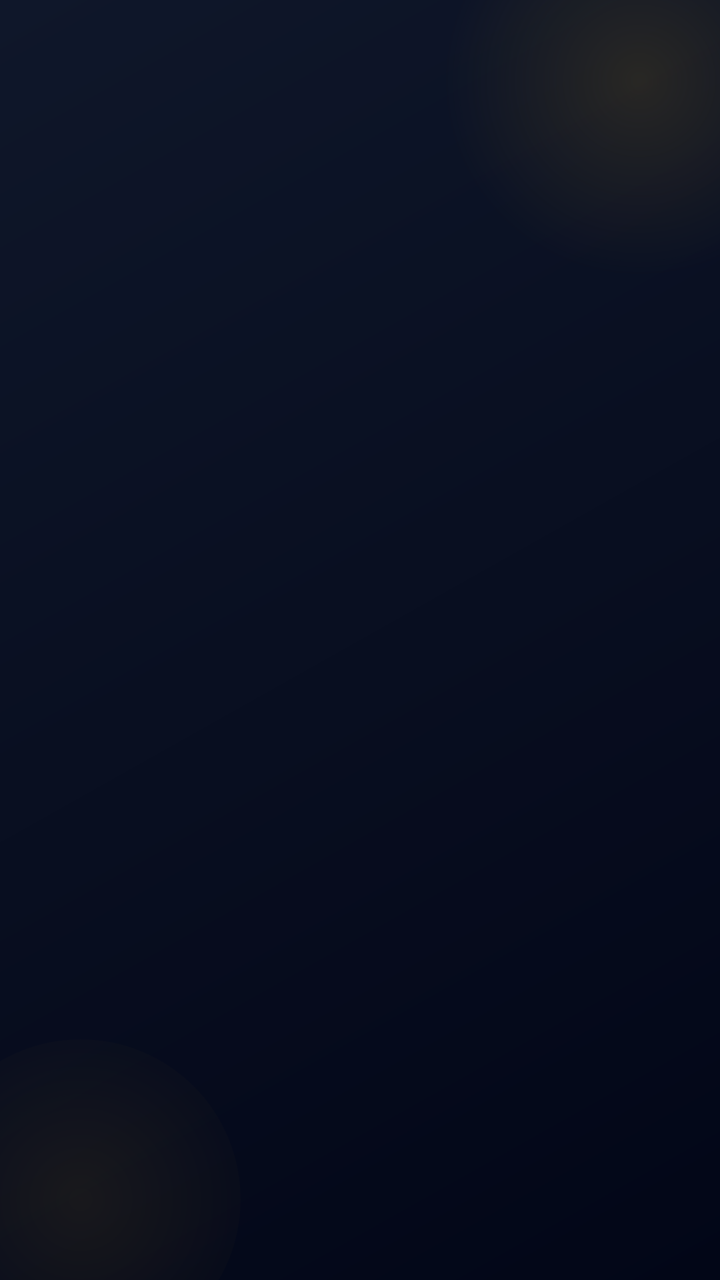
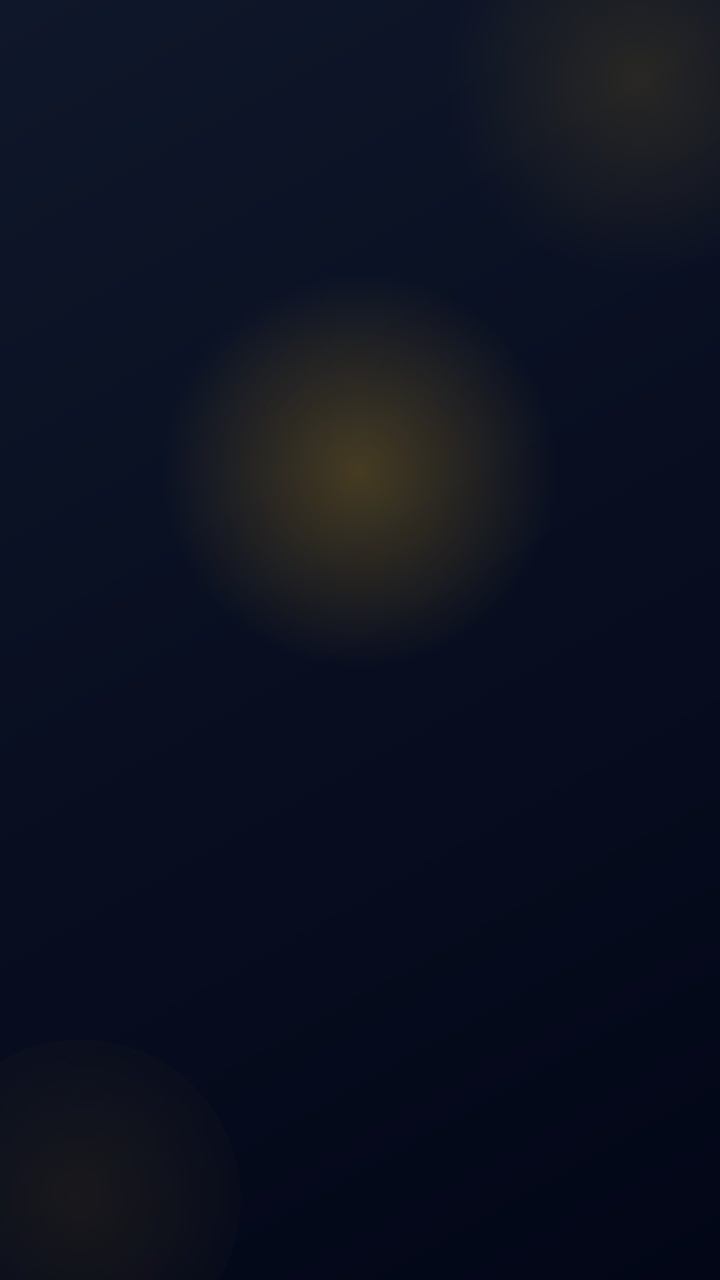

Compare the two renders of this Android layout. The source of the first and the diff that turns it into the second are given below.
<!-- AndroidManifest.xml: activity theme Theme.DailyInvoicer.Splash -->
<!-- res/layout/activity_splash.xml -->
<?xml version="1.0" encoding="utf-8"?>
<RelativeLayout xmlns:android="http://schemas.android.com/apk/res/android"
    android:layout_width="match_parent"
    android:layout_height="match_parent"
    android:background="@drawable/splash_bg_gradient">

    
    <View
        android:layout_width="200dp"
        android:layout_height="200dp"
        android:layout_alignParentEnd="true"
        android:layout_alignParentTop="true"
        android:layout_marginTop="-60dp"
        android:layout_marginEnd="-60dp"
        android:background="@drawable/splash_glow_circle"
        android:alpha="0.12" />

    
    <View
        android:layout_width="160dp"
        android:layout_height="160dp"
        android:layout_alignParentStart="true"
        android:layout_alignParentBottom="true"
        android:layout_marginBottom="-40dp"
        android:layout_marginStart="-40dp"
        android:background="@drawable/splash_glow_circle"
        android:alpha="0.08" />

    
    <LinearLayout
        android:id="@+id/layout_center_content"
        android:layout_width="wrap_content"
        android:layout_height="wrap_content"
        android:layout_centerInParent="true"
        android:gravity="center"
        android:orientation="vertical"
        android:padding="32dp">

        
        <ImageView
            android:id="@+id/img_splash_logo"
            android:layout_width="240dp"
            android:layout_height="240dp"
            android:contentDescription="@string/app_name"
            android:src="@drawable/ic_logo_vector"
            android:alpha="0" />

        
        <TextView
            android:id="@+id/tv_splash_title"
            android:layout_width="wrap_content"
            android:layout_height="wrap_content"
            android:layout_marginTop="24dp"
            android:text="@string/app_name"
            android:textColor="@color/white"
            android:textSize="32sp"
            android:textStyle="bold"
            android:fontFamily="sans-serif-medium"
            android:letterSpacing="0.06"
            android:alpha="0" />

        
        <TextView
            android:id="@+id/tv_splash_subtitle"
            android:layout_width="wrap_content"
            android:layout_height="wrap_content"
            android:layout_marginTop="10dp"
            android:text="Manage, Create &amp; Export Invoices Daily"
            android:textColor="@color/text_muted"
            android:textSize="15sp"
            android:fontFamily="sans-serif-light"
            android:letterSpacing="0.02"
            android:alpha="0" />

        
        <ProgressBar
            android:id="@+id/progress_splash"
            style="?android:attr/progressBarStyle"
            android:layout_width="32dp"
            android:layout_height="32dp"
            android:layout_marginTop="40dp"
            android:indeterminateTint="@color/accent_gold"
            android:alpha="0" />
    </LinearLayout>

    
    <LinearLayout
        android:layout_width="wrap_content"
        android:layout_height="wrap_content"
        android:layout_alignParentBottom="true"
        android:layout_centerHorizontal="true"
        android:layout_marginBottom="24dp"
        android:gravity="center"
        android:orientation="vertical">

        <TextView
            android:id="@+id/tv_splash_footer"
            android:layout_width="wrap_content"
            android:layout_height="wrap_content"
            android:text="v2.0.0 • Daily Invoicer"
            android:textColor="@color/text_muted"
            android:textSize="11sp"
            android:fontFamily="sans-serif-light"
            android:letterSpacing="0.08"
            android:alpha="0" />

        <TextView
            android:id="@+id/tv_splash_credit"
            android:layout_width="wrap_content"
            android:layout_height="wrap_content"
            android:layout_marginTop="4dp"
            android:text="by devvrushabh"
            android:textColor="@color/accent_gold"
            android:textSize="10sp"
            android:fontFamily="sans-serif-light"
            android:letterSpacing="0.1"
            android:alpha="0" />
    </LinearLayout>

</RelativeLayout>
<!-- resources referenced by this layout -->
<resources>
  <color name="accent_gold">#fbbf24</color>
  <color name="text_muted">#64748b</color>
  <color name="white">#FFFFFFFF</color>
  <!-- drawable ic_logo_vector (drawable) -->
  <vector xmlns:android="http://schemas.android.com/apk/res/android"
      android:width="200dp"
      android:height="200dp"
      android:viewportWidth="240"
      android:viewportHeight="240">
      
      <path
          android:pathData="M40,20h160c11.05,0 20,8.95 20,20v160c0,11.05 -8.95,20 -20,20h-160c-11.05,0 -20,-8.95 -20,-20v-160c0,-11.05 8.95,-20 20,-20z"
          android:fillColor="#0f172a"/>
      
      <path
          android:pathData="M70,60h80c5.52,0 10,4.48 10,10v100c0,5.52 -4.48,10 -10,10h-80c-5.52,0 -10,-4.48 -10,-10v-100c0,-5.52 4.48,-10 10,-10z"
          android:strokeWidth="4"
          android:strokeColor="#FFFFFF"
          android:fillColor="#00000000"/>
      
      <path
          android:pathData="M150,60l10,10h-10v-10z"
          android:fillColor="#FFFFFF"/>
      
      <path
          android:pathData="M85,90h50M85,115h50M85,140h30"
          android:strokeWidth="4"
          android:strokeColor="#64748b"
          android:strokeLineCap="round"/>
      
      <path
          android:pathData="M165,130c-5.52,0 -10,4.48 -10,10v20c0,5.52 4.48,10 10,10s10,-4.48 10,-10v-20c0,-5.52 -4.48,-10 -10,-10zM165,125v5M165,170v5M160,140h10"
          android:strokeWidth="5"
          android:strokeColor="#fbbf24"
          android:fillColor="#00000000"/>
      
      <path
          android:pathData="M165,135v30M158,142c0,0 2,-2 7,-2s7,2 7,2M158,158c0,0 2,2 7,2s7,-2 7,-2"
          android:strokeWidth="4"
          android:strokeColor="#fbbf24"
          android:strokeLineCap="round"/>
  </vector>
  <!-- drawable splash_bg_gradient (drawable) -->
  <?xml version="1.0" encoding="utf-8"?>
  <shape xmlns:android="http://schemas.android.com/apk/res/android">
      <gradient
          android:angle="135"
          android:startColor="@color/splash_bg_start"
          android:endColor="@color/splash_bg_end"
          android:type="linear" />
  </shape>
  <!-- drawable splash_glow_circle (drawable) -->
  <?xml version="1.0" encoding="utf-8"?>
  <shape xmlns:android="http://schemas.android.com/apk/res/android"
      android:shape="oval">
      <gradient
          android:type="radial"
          android:gradientRadius="100dp"
          android:startColor="@color/accent_gold"
          android:endColor="#00000000" />
  </shape>
  <string name="app_name">Daily Invoicer</string>
  <style name="Theme.DailyInvoicer.Splash" parent="Theme.MaterialComponents.DayNight.NoActionBar">
          <item name="android:windowNoTitle">true</item>
          <item name="android:windowActionBar">false</item>
          <item name="android:windowFullscreen">true</item>
          <item name="android:windowIsTranslucent">true</item>
          <item name="android:windowBackground">@android:color/transparent</item>
          <item name="android:windowAnimationStyle">@style/SplashWindowAnimation</item>
          <item name="android:statusBarColor">@color/splash_bg_start</item>
          <item name="android:navigationBarColor">@color/splash_bg_end</item>
      </style>
  <color name="splash_bg_start">#020617</color>
  <color name="splash_bg_end">#0f172a</color>
  <style name="SplashWindowAnimation" parent="@android:style/Animation.Activity">
          <item name="android:activityOpenEnterAnimation">@anim/main_fade_enter</item>
          <item name="android:activityOpenExitAnimation">@anim/splash_fade_exit</item>
          <item name="android:activityCloseEnterAnimation">@anim/main_fade_enter</item>
          <item name="android:activityCloseExitAnimation">@anim/splash_fade_exit</item>
      </style>
</resources>

<!-- the commit's change to res/layout/activity_splash.xml (unified diff, before → after) -->
@@ -37,13 +37,27 @@
         android:padding="32dp">
 
         
-        <ImageView
-            android:id="@+id/img_splash_logo"
-            android:layout_width="240dp"
-            android:layout_height="240dp"
-            android:contentDescription="@string/app_name"
-            android:src="@drawable/ic_logo_vector"
-            android:alpha="0" />
+        <FrameLayout
+            android:layout_width="wrap_content"
+            android:layout_height="wrap_content"
+            android:layout_gravity="center">
+
+            <View
+                android:layout_width="220dp"
+                android:layout_height="220dp"
+                android:layout_gravity="center"
+                android:background="@drawable/splash_glow_circle"
+                android:alpha="0.25" />
+
+            <ImageView
+                android:id="@+id/img_splash_logo"
+                android:layout_width="190dp"
+                android:layout_height="190dp"
+                android:layout_gravity="center"
+                android:contentDescription="@string/app_name"
+                android:src="@drawable/ic_logo_vector"
+                android:alpha="0" />
+        </FrameLayout>
 
         
         <TextView
<!-- resource entries referenced after the edit -->
@@ -67,7 +67,8 @@
           <item name="android:windowActionBar">false</item>
           <item name="android:windowFullscreen">true</item>
           <item name="android:windowIsTranslucent">true</item>
-          <item name="android:windowBackground">@android:color/transparent</item>
+          <item name="android:windowBackground">@color/splash_bg_start</item>
+          <item name="android:colorBackground">@color/splash_bg_start</item>
           <item name="android:windowAnimationStyle">@style/SplashWindowAnimation</item>
           <item name="android:statusBarColor">@color/splash_bg_start</item>
           <item name="android:navigationBarColor">@color/splash_bg_end</item>
